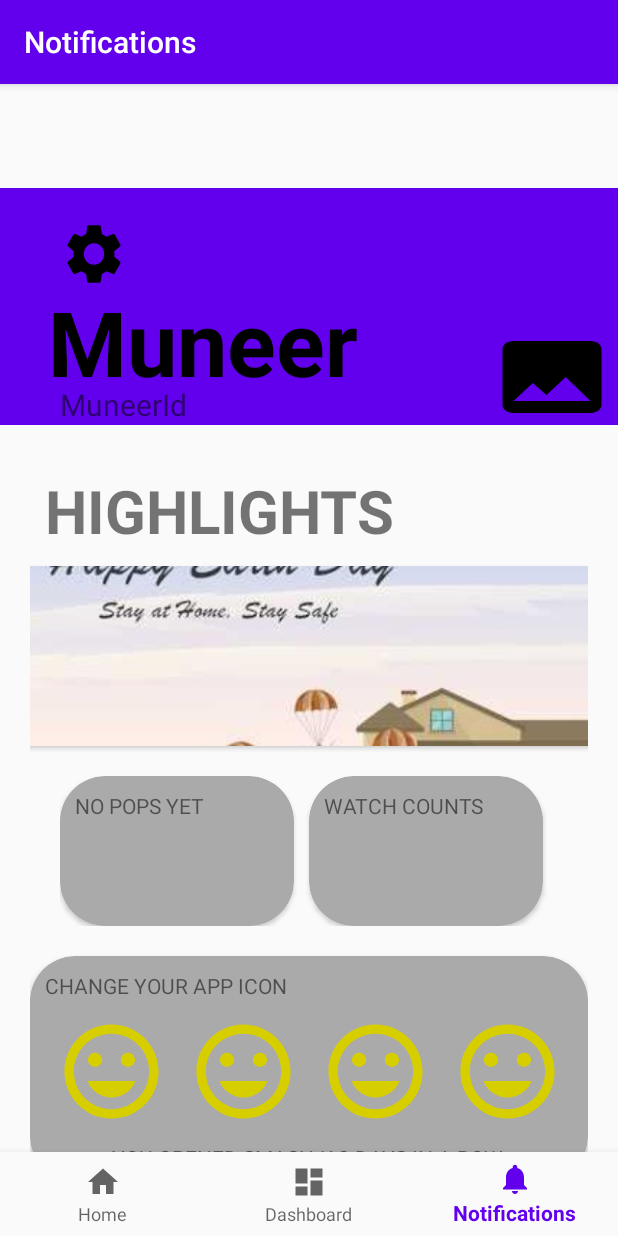
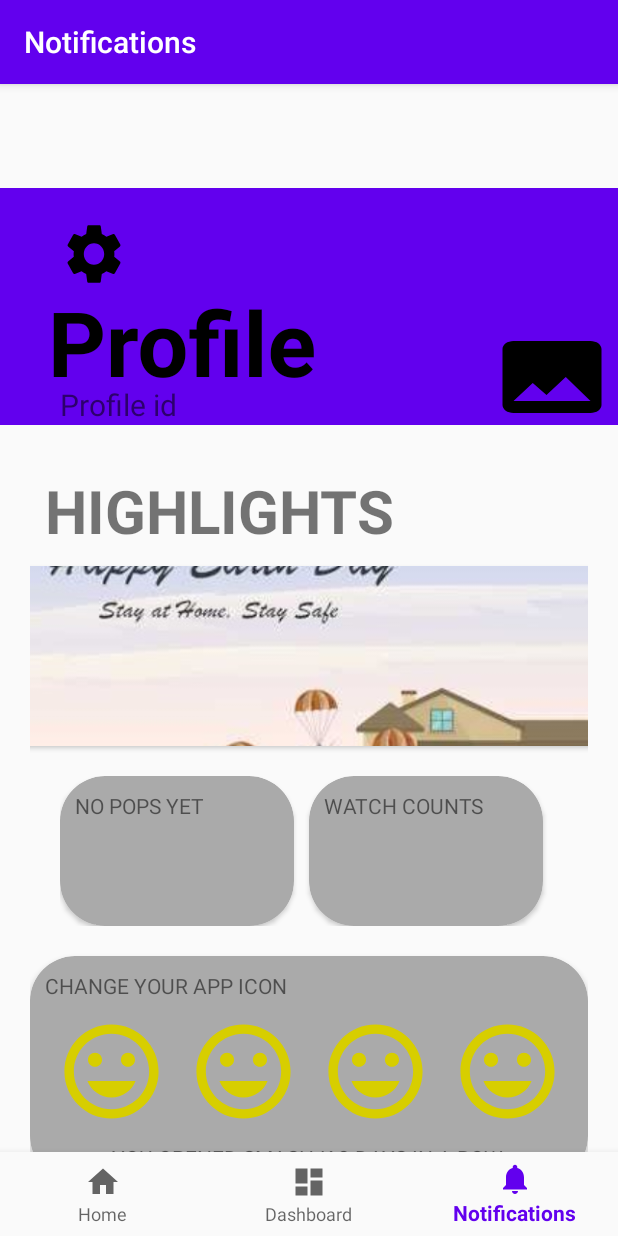
Before and after one commit to Fas96/SoftDev, an Android app: the screen it shows after launch (MainActivity), item 3 of the bottom bar chosen, on a phone screen of 412 x 824 dp. Run offline under Robolectric (Android 15) with nearby library versions, the phone set to English and light mode, and no system bars; our stand-ins replace CircleImageView, navigation-ui; libraries missing offline, so code that uses them is left out: com.mapbox.android, com.mapbox.mapboxsdk; pictures from the network do not load; Roboto replaces fonts that are not available here; 5 statements that could not run were skipped.

Commit message:
"Chat ui"

```diff
--- a/app/build.gradle
+++ b/app/build.gradle
@@ -62,4 +62,5 @@ dependencies {
     annotationProcessor 'com.github.bumptech.glide:compiler:4.11.0'
 
 
+
 }
--- a/app/src/main/java/com/fas/smash_k/SettingsActivity.java
+++ b/app/src/main/java/com/fas/smash_k/SettingsActivity.java
@@ -10,10 +10,6 @@ public class SettingsActivity extends Activity {
         super.onCreate(savedInstanceState);
         setContentView(R.layout.settings);
 
-        System.out.println("Dicky=========================Muneer");
-        // Hide status bar
-        //getWindow().addFlags(WindowManager.LayoutParams.FLAG_FULLSCREEN);
-// Show status bar
-//        getWindow().clearFlags(WindowManager.LayoutParams.FLAG_FULLSCREEN);
+
     }
 }
--- a/app/src/main/java/com/fas/smash_k/ui/home/HomeFragment.java
+++ b/app/src/main/java/com/fas/smash_k/ui/home/HomeFragment.java
@@ -3,6 +3,7 @@ package com.fas.smash_k.ui.home;
 import android.app.Activity;
 import android.content.Intent;
 import android.os.Bundle;
+import android.provider.SyncStateContract;
 import android.view.LayoutInflater;
 import android.view.View;
 import android.view.ViewGroup;
@@ -22,30 +23,35 @@ import com.fas.smash_k.ui.models.chatItems.ItemConversation;
 import com.fas.smash_k.ui.models.chatItems.ItemMessages;
 
 import java.util.ArrayList;
+import java.util.Objects;
+
+import okhttp3.Cookie;
 
 public class HomeFragment extends Fragment implements View.OnClickListener {
 
+    //
+
+    public static final int REQUEST_CODE = 11;
+    public static final int RESULT_CODE = 12;
+    public static final String EXTRA_KEY_TEST = "testKey";
     int conversationPosition;
     //Home Conversation Adapter
     ArrayList<ItemConversation> conversations;
     ConversationsAdapter conversationsAdapter;
 
-    private HomeViewModel homeViewModel;
-
-    //head
-    public static final int REQUESTCODE_CONVERSATION_POSITION = 1500;
-    public static final String SHARED_PREF_USER_LOGGED_IN = "user_logged_in";
-
     HomeFragment conversationsFragment;
-    FragmentManager fragmentManager = getFragmentManager();
+    FragmentManager fragmentManager;
 
     public View onCreateView(@NonNull LayoutInflater inflater, ViewGroup container, Bundle savedInstanceState) {
-        homeViewModel = ViewModelProviders.of(this).get(HomeViewModel.class);
         View root = inflater.inflate(R.layout.fragment_home, container, false);
 
         Button btn_new = (Button) root.findViewById(R.id.btn_newActivity_id);
         btn_new.setOnClickListener(this);
 
+
+
+        ///
+        fragmentManager = getFragmentManager();
         //ScrollView scroll_view = (ScrollView) findViewById(R.id.scroll_view_id);
         //recycler view
         RecyclerView recyclerView = (RecyclerView) root.findViewById(R.id.conversation);
@@ -66,7 +72,11 @@ public class HomeFragment extends Fragment implements View.OnClickListener {
         return root;
     }
 
-
+    // Initializing and starting the second Activity
+    private void startSecondActivity() {
+        Intent intent = new Intent(getActivity(), TalkActivity.class);
+        startActivityForResult(intent, HomeFragment.REQUEST_CODE);
+    }
 
 
     //top button to convo
@@ -76,16 +86,23 @@ public class HomeFragment extends Fragment implements View.OnClickListener {
         getActivity().startActivity(send_intent);
     }
 
-    public void onActivityResult(int request_code, int result_code, Intent data) {
-        super.onActivityResult(request_code,result_code,data);
-        System.out.println("Fas fax");
-        if (result_code == Activity.RESULT_OK && request_code == 1500 && data != null && data.hasExtra(ConversationsAdapter.CONVENSATIONPOSTON)) {
+
+
+    @Override
+    public void onActivityResult(int requestCode, int resultCode, Intent data) {
+        super.onActivityResult(requestCode, resultCode, data);
+        System.out.println("I was called ");
+        if (requestCode == REQUEST_CODE && resultCode == RESULT_CODE) {
+            String testResult = data.getStringExtra(EXTRA_KEY_TEST);
             int conversationPosition = data.getIntExtra(ConversationsAdapter.CONVENSATIONPOSTON, -1);
             if (conversationPosition > -1) {
                 ((ItemConversation) this.conversations.get(conversationPosition)).setUnreadCount(0);
                 this.conversationsAdapter.notifyItemChanged(conversationPosition);
             }
+
+
         }
     }
 
+
 }
--- /dev/null
+++ b/app/src/main/res/drawable/ic_back_to_chat.xml
@@ -0,0 +1,5 @@
+<vector android:height="24dp" android:tint="#171527"
+    android:viewportHeight="24" android:viewportWidth="24"
+    android:width="24dp" xmlns:android="http://schemas.android.com/apk/res/android">
+    <path android:fillColor="@android:color/white" android:pathData="M21,11H6.83l3.58,-3.59L9,6l-6,6 6,6 1.41,-1.41L6.83,13H21z"/>
+</vector>
--- a/app/src/main/res/layout/fragment_notifications.xml
+++ b/app/src/main/res/layout/fragment_notifications.xml
@@ -22,7 +22,7 @@
           app:contentScrim="@color/colorwhite"
           app:expandedTitleTextAppearance="@style/ExpandedAppBar"
           app:layout_scrollFlags="scroll|snap|exitUntilCollapsed"
-          app:title="Muneer">
+          app:title="Profile">
 
 
          <Button
@@ -63,9 +63,9 @@
                 android:layout_width="wrap_content"
                 android:layout_height="wrap_content"
                 android:layout_gravity="bottom"
-                android:text="MuneerId"
-                android:textSize="20dp"
-                android:layout_marginLeft="40dp"/>
+                android:text="@string/profile_id"
+                android:textSize="20sp"
+                android:layout_marginStart="40dp"/>
 
          </LinearLayout>
 
--- a/app/src/main/res/values/strings.xml
+++ b/app/src/main/res/values/strings.xml
@@ -11,4 +11,9 @@
     <string name="new_location">new location</string>
     <string name="lorem">What is Lorem Ipsum Lorem Ipsum is simply dummy text of the printing and typesetting industry Lorem Ipsum has been the industry standard dummy text ever since the 1500s when an unknown printer took a galley of type and scrambled it to make a type specimen book it has?</string>
     <string name="smashkmsg">In a stroke of genius, you enjoyed Smash-K on a bright morning in May 2020. It\'s been 1 day since then and our love for you has never faltered.</string>
+    <string name="profile_id">Profile id</string>
+    <string name="name_ex">name.123</string>
+    <string name="username">Username</string>
+    <string name="birthday">Birthday</string>
+    <string name="jan_dob_val">Jan 2,1998</string>
 </resources>
```
Also changed, not shown: app/src/main/java/com/fas/smash_k/MainActivity.java (+18 -10 lines), app/src/main/java/com/fas/smash_k/TalkActivity.java (+53 -14 lines), app/src/main/res/layout/settings.xml (+8 -8 lines), app/src/main/res/layout/talk_activity.xml (+4 -4 lines), app/src/main/res/drawable/image_icon.png (added).
